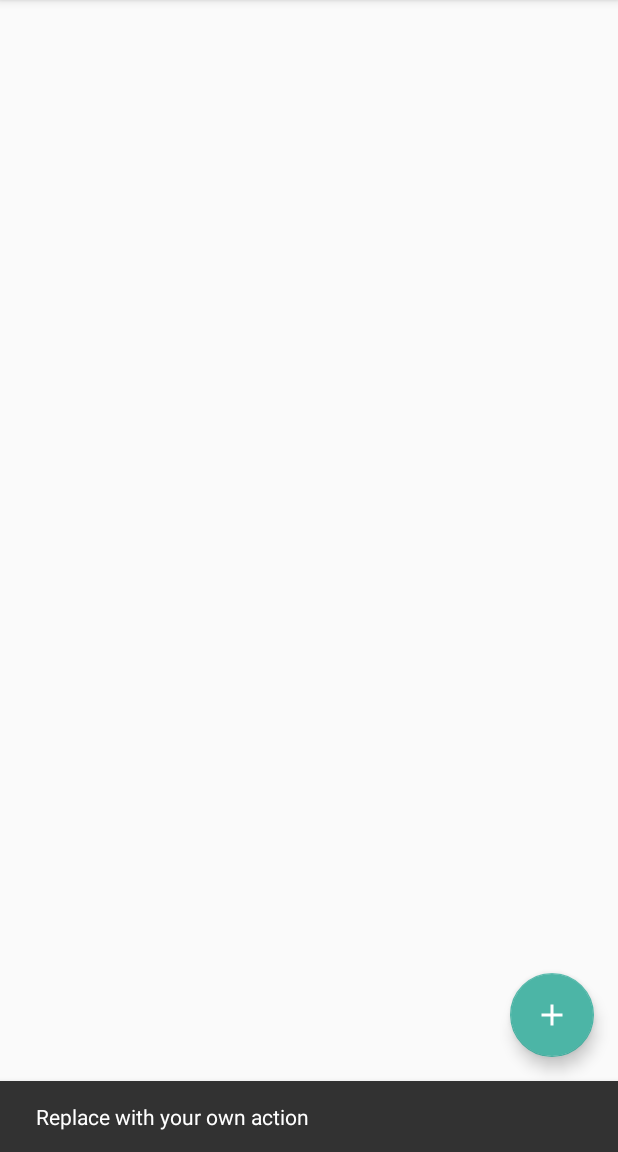
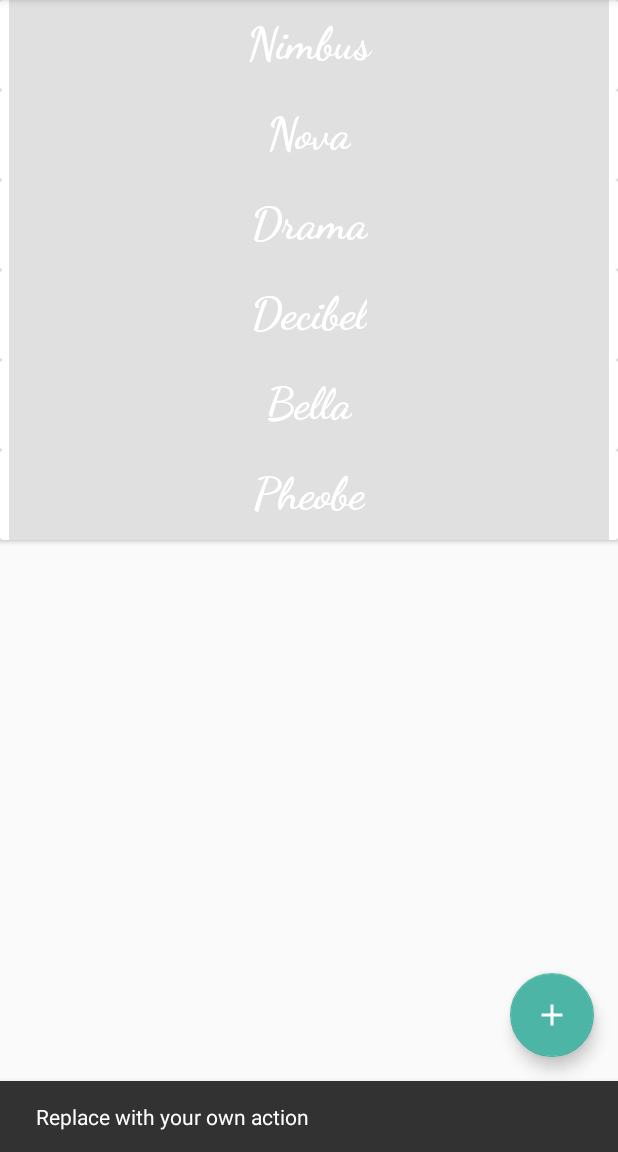
Before and after one commit to sara-sall/PetTracker, an Android app: the screen it shows after launch (MainActivity), after a tap on an icon or button, on a phone screen of 412 x 824 dp, the part 84-1236 px from its top. Run offline under Robolectric (Android 15) with nearby library versions, the phone set to English and light mode, and no system bars.

Commit message:
Added recyclerview

```diff
--- a/app/build.gradle
+++ b/app/build.gradle
@@ -46,4 +46,5 @@ dependencies {
     testImplementation 'junit:junit:4.12'
     androidTestImplementation 'androidx.test.ext:junit:1.1.1'
     androidTestImplementation 'androidx.test.espresso:espresso-core:3.2.0'
+    implementation 'androidx.recyclerview:recyclerview:1.0.0'
 }
--- a/app/src/main/AndroidManifest.xml
+++ b/app/src/main/AndroidManifest.xml
@@ -10,7 +10,7 @@
         android:supportsRtl="true"
         android:theme="@style/AppTheme" >
         <activity
-            android:name=".MainActivity"
+            android:name=".Controller.MainActivity"
             android:label="@string/app_name"
             android:theme="@style/AppTheme.NoActionBar" >
             <intent-filter>
--- /dev/null
+++ b/app/src/main/java/com/example/pettracker/Adapters/PetListAdapter.kt
@@ -0,0 +1,39 @@
+package com.example.pettracker.Adapters
+
+import android.content.Context
+import android.view.LayoutInflater
+import android.view.View
+import android.view.ViewGroup
+import android.widget.ImageView
+import android.widget.TextView
+import androidx.core.widget.ImageViewCompat
+import androidx.recyclerview.widget.RecyclerView
+import com.example.pettracker.Model.Pet
+import com.example.pettracker.R
+import kotlinx.android.synthetic.main.recycler_item_pet.view.*
+
+class PetListAdapter(val context: Context, val pets: List<Pet>) : RecyclerView.Adapter<PetListAdapter.Holder>(){
+    override fun onCreateViewHolder(parent: ViewGroup, viewType: Int): Holder {
+        val view = LayoutInflater.from(parent?.context).inflate(R.layout.recycler_item_pet, parent, false)
+        return Holder(view)
+    }
+
+    override fun getItemCount(): Int {
+        return pets.count()
+    }
+
+    override fun onBindViewHolder(holder: Holder, position: Int) {
+        holder?.bindCategory(pets[position], context)
+    }
+
+    inner class Holder(itemView: View) : RecyclerView.ViewHolder(itemView) {
+        //val petImage = itemView?.findViewById<ImageView>(R.id.petImageID)
+        val petName = itemView?.findViewById<TextView>(R.id.petNameID)
+
+        fun bindCategory(pet: Pet, context: Context){
+            //val resourceId = context.resources.getIdentifier(pet.image, "drawable", context.packageName)
+            //petImage?.setImageResource(resourceId)
+            petName?.text = pet.name
+        }
+    }
+}
--- a/app/src/main/java/com/example/pettracker/MainActivity.kt
+++ b/app/src/main/java/com/example/pettracker/Controller/MainActivity.kt
@@ -1,17 +1,20 @@
-package com.example.pettracker
+package com.example.pettracker.Controller
 
 import android.os.Bundle
 import com.google.android.material.snackbar.Snackbar
 import androidx.appcompat.app.AppCompatActivity
 import android.view.Menu
 import android.view.MenuItem
-import androidx.appcompat.widget.Toolbar
+import androidx.recyclerview.widget.LinearLayoutManager
+import com.example.pettracker.Adapters.PetListAdapter
+import com.example.pettracker.R
+import com.example.pettracker.Services.DataService
 import com.google.android.material.floatingactionbutton.FloatingActionButton
-
-
 import kotlinx.android.synthetic.main.activity_main.*
 
 class MainActivity : AppCompatActivity() {
+
+    lateinit var adapter: PetListAdapter
 
     override fun onCreate(savedInstanceState: Bundle?) {
         super.onCreate(savedInstanceState)
@@ -21,6 +24,12 @@ class MainActivity : AppCompatActivity() {
         setSupportActionBar(toolbar)
 
         val fab = findViewById<FloatingActionButton>(R.id.fabAdd)
+
+        adapter = PetListAdapter(this, DataService.pets)
+        recyclerViewID.adapter = adapter
+
+        val layoutManager = LinearLayoutManager(this)
+        recyclerViewID.layoutManager = layoutManager
 
         fab.setOnClickListener { view ->
             Snackbar.make(view, "Replace with your own action", Snackbar.LENGTH_LONG)
--- /dev/null
+++ b/app/src/main/java/com/example/pettracker/Model/Pet.kt
@@ -0,0 +1,5 @@
+package com.example.pettracker.Model
+
+class Pet (val name: String){
+    //, val breederName: String, val birthday: Int, val birthMonth: Int, val birthYear: Int, val race: String, val insuranceProvider: String, val insuranceNr: String, val petId: String
+}
--- /dev/null
+++ b/app/src/main/java/com/example/pettracker/Services/DataService.kt
@@ -0,0 +1,21 @@
+package com.example.pettracker.Services
+
+import com.example.pettracker.Model.Pet
+
+object DataService {
+
+    val pets = listOf(
+        //Pet("Nimbus", "Zoot's Nimbus", 23, 9, 19, "Cornish Rex", "Svedea", "1223123", "827381239"),
+        //Pet("Nova", "Zoot's Nauticat", 23, 9, 19, "Cornish Rex", "Svedea", "3453523", "827345465")
+        Pet("Nimbus"),
+        Pet("Nova"),
+        Pet("Drama"),
+        Pet("Decibel"),
+        Pet("Bella"),
+        Pet("Pheobe")
+
+
+
+    )
+
+}
--- a/app/src/main/res/layout/activity_main.xml
+++ b/app/src/main/res/layout/activity_main.xml
@@ -5,7 +5,7 @@
     xmlns:tools="http://schemas.android.com/tools"
     android:layout_width="match_parent"
     android:layout_height="match_parent"
-    tools:context=".MainActivity">
+    tools:context=".Controller.MainActivity">
 
     <include
         android:id="@+id/toolbarID"
--- /dev/null
+++ b/app/src/main/res/layout/recycler_item_pet.xml
@@ -0,0 +1,43 @@
+<?xml version="1.0" encoding="utf-8"?>
+<androidx.cardview.widget.CardView
+    xmlns:android="http://schemas.android.com/apk/res/android"
+    xmlns:app="http://schemas.android.com/apk/res-auto"
+    android:layout_width="match_parent"
+    android:layout_height="wrap_content"
+
+    android:id="@+id/recyclerSquareMainID"
+    android:clickable="true"
+    android:focusable="true"
+    >
+
+    <androidx.constraintlayout.widget.ConstraintLayout
+        android:layout_width="match_parent"
+        android:layout_height="match_parent">
+
+        <FrameLayout
+            android:id="@+id/petNameBgID"
+            android:layout_width="400dp"
+            android:layout_height="60dp"
+            android:background="@color/dark_gray"
+            android:visibility="visible"
+            app:layout_constraintBottom_toBottomOf="parent"
+            app:layout_constraintEnd_toEndOf="parent"
+            app:layout_constraintStart_toStartOf="parent" />
+
+        <TextView
+            android:id="@+id/petNameID"
+            android:layout_width="wrap_content"
+            android:layout_height="wrap_content"
+            android:fontFamily="cursive"
+            android:padding="10dp"
+            android:text="TextView"
+            android:textColor="@color/colorOnPrimary"
+            android:textSize="30dp"
+            android:textStyle="bold"
+            app:layout_constraintEnd_toEndOf="@+id/petNameBgID"
+            app:layout_constraintStart_toStartOf="@+id/petNameBgID"
+            app:layout_constraintTop_toTopOf="@+id/petNameBgID" />
+
+    </androidx.constraintlayout.widget.ConstraintLayout>
+
+</androidx.cardview.widget.CardView>
--- a/app/src/main/res/menu/menu_main.xml
+++ b/app/src/main/res/menu/menu_main.xml
@@ -1,7 +1,7 @@
 <menu xmlns:android="http://schemas.android.com/apk/res/android"
     xmlns:app="http://schemas.android.com/apk/res-auto"
     xmlns:tools="http://schemas.android.com/tools"
-    tools:context="com.example.pettracker.MainActivity" >
+    tools:context="com.example.pettracker.Controller.MainActivity" >
     <item android:id="@+id/action_settings"
         android:title="@string/action_settings"
         android:orderInCategory="100"
```
